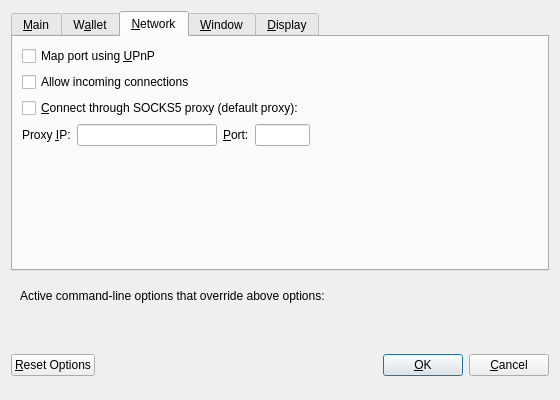
Qt form src/qt/forms/optionsdialog.ui (bitcoinxt/bitcoinxt) before a commit.
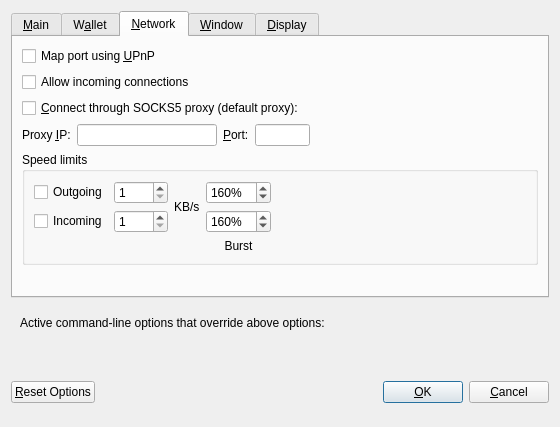
The same form after that commit. The open tabs and pages were chosen to show the change. Custom widgets are drawn as their Qt base class.

Commit message:
Add GUI for setting the traffic-shaping options.
Next to the RPC this allows one to use the options dialog.

Based on ideas from G Andrew Stone

What changed in the file:
```diff
--- a/src/qt/forms/optionsdialog.ui
+++ b/src/qt/forms/optionsdialog.ui
@@ -297,6 +297,124 @@
          </item>
         </layout>
        </item>
+       <item>
+        <widget class="QGroupBox" name="groupBox_2">
+         <property name="title">
+          <string>Speed limits</string>
+         </property>
+         <layout class="QGridLayout" name="gridLayout">
+          <item row="2" column="0">
+           <widget class="QCheckBox" name="recvShapingEnable">
+            <property name="text">
+             <string>Incoming</string>
+            </property>
+           </widget>
+          </item>
+          <item row="1" column="0">
+           <widget class="QCheckBox" name="sendShapingEnable">
+            <property name="text">
+             <string>Outgoing</string>
+            </property>
+           </widget>
+          </item>
+          <item row="1" column="3">
+           <widget class="QSpinBox" name="sendBurstSpinbox">
+            <property name="suffix">
+             <string>%</string>
+            </property>
+            <property name="minimum">
+             <number>100</number>
+            </property>
+            <property name="maximum">
+             <number>1000</number>
+            </property>
+            <property name="singleStep">
+             <number>10</number>
+            </property>
+            <property name="value">
+             <number>160</number>
+            </property>
+           </widget>
+          </item>
+          <item row="1" column="2" rowspan="2">
+           <widget class="QLabel" name="recvburstlabel_2">
+            <property name="text">
+             <string>KB/s</string>
+            </property>
+           </widget>
+          </item>
+          <item row="2" column="3">
+           <widget class="QSpinBox" name="receiveBurstSpinbox">
+            <property name="suffix">
+             <string>%</string>
+            </property>
+            <property name="minimum">
+             <number>100</number>
+            </property>
+            <property name="maximum">
+             <number>1000</number>
+            </property>
+            <property name="singleStep">
+             <number>10</number>
+            </property>
+            <property name="value">
+             <number>160</number>
+            </property>
+           </widget>
+          </item>
+          <item row="1" column="4">
+           <spacer name="horizontalSpacer">
+            <property name="orientation">
+             <enum>Qt::Horizontal</enum>
+            </property>
+            <property name="sizeHint" stdset="0">
+             <size>
+              <width>40</width>
+              <height>20</height>
+             </size>
+            </property>
+           </spacer>
+          </item>
+          <item row="3" column="3">
+           <widget class="QLabel" name="recvburstlabel">
+            <property name="text">
+             <string>Burst</string>
+            </property>
+            <property name="alignment">
+             <set>Qt::AlignCenter</set>
+            </property>
+           </widget>
+          </item>
+          <item row="1" column="1">
+           <widget class="QSpinBox" name="sendAveSpinbox">
+            <property name="minimum">
+             <number>1</number>
+            </property>
+            <property name="maximum">
+             <number>9999</number>
+            </property>
+           </widget>
+          </item>
+          <item row="2" column="1">
+           <widget class="QSpinBox" name="recvAveSpinbox">
+            <property name="minimum">
+             <number>1</number>
+            </property>
+            <property name="maximum">
+             <number>9999</number>
+            </property>
+           </widget>
+          </item>
+         </layout>
+        </widget>
+       </item>
+       <item>
+        <widget class="QLabel" name="errorText">
+         <property name="text">
+          <string/>
+         </property>
+        </widget>
+       </item>
        <item>
         <spacer name="verticalSpacer_Network">
          <property name="orientation">
@@ -305,7 +423,7 @@
          <property name="sizeHint" stdset="0">
           <size>
            <width>20</width>
-           <height>40</height>
+           <height>1</height>
           </size>
          </property>
         </spacer>
```
The commit also changes 3 other files.
